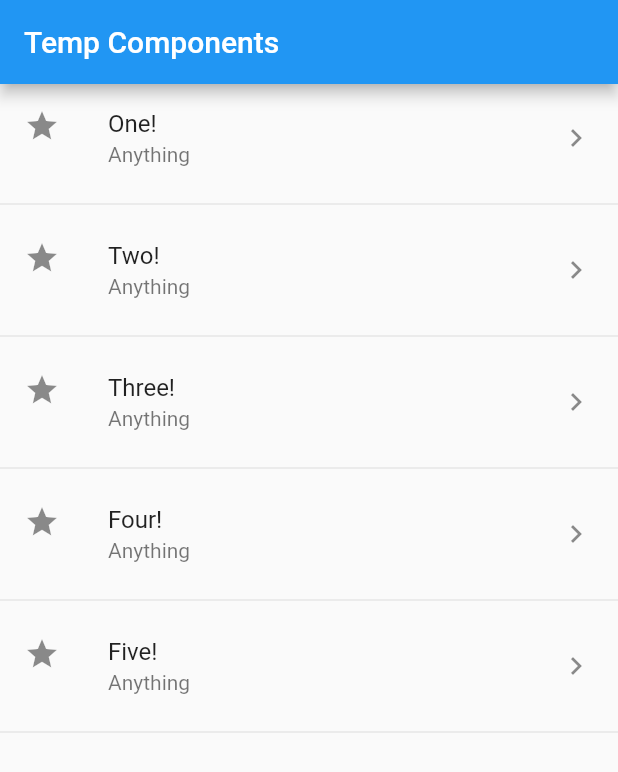
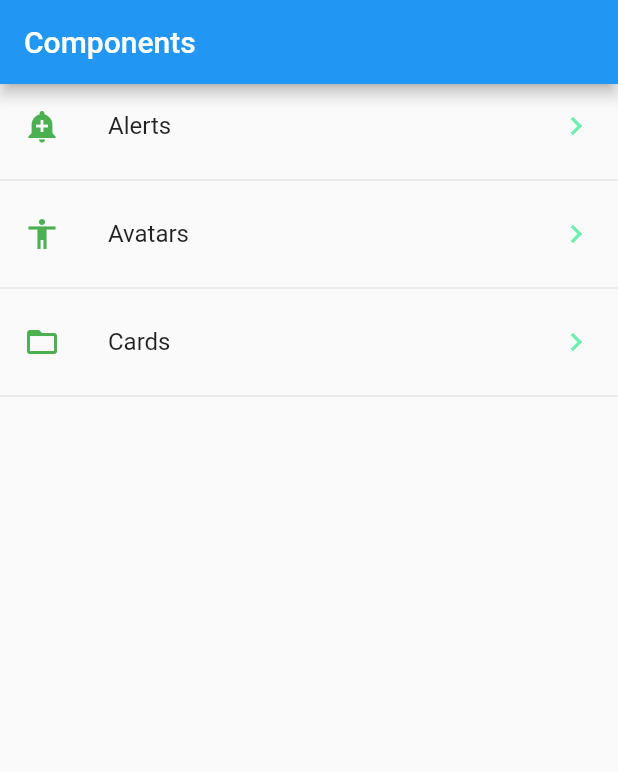
Before and after one commit to Juli15Boy/flutter_testing_components, a Flutter app: the screen it shows after launch, on a phone screen of 412 x 824 dp. Shown: the top 772 px of the screen. Run offline on Flutter 3.47's test engine with Material 2 defaults, Android fonts, the phone set to English and light mode, and no system bars.

Commit message:
Testing Future<> and icon_string_util

```diff
--- /dev/null
+++ b/data/menu_opts.json
@@ -0,0 +1,20 @@
+{
+    "appName" : "Components",
+    "routes" : [
+        {
+            "route" : "alert",
+            "icon" : "add_alert",
+            "text": "Alerts"
+        },
+        {
+            "route" : "avatar",
+            "icon" : "accessibility",
+            "text": "Avatars"
+        },
+        {
+            "route" : "card",
+            "icon" : "folder_open",
+            "text": "Cards"
+        }
+    ]
+}
--- a/lib/main.dart
+++ b/lib/main.dart
@@ -1,6 +1,6 @@
 import 'package:flutter/material.dart';
 
-import 'package:flutter_components/src/pages/home_temp.dart';
+import 'package:flutter_components/src/pages/home_page.dart';
 
 void main() => runApp(MyApp());
 
@@ -10,7 +10,7 @@ class MyApp extends StatelessWidget {
     return MaterialApp(
       debugShowCheckedModeBanner: false,
       title: 'Flutter Components APP',
-      home: HomePageTemp(),
+      home: HomePage(),
     );
   }
 }
--- /dev/null
+++ b/lib/src/pages/home_page.dart
@@ -0,0 +1,44 @@
+import 'package:flutter/material.dart';
+
+import 'package:flutter_components/src/providers/menu_provider.dart';
+import 'package:flutter_components/src/utils/icon_string_util.dart';
+
+class HomePage extends StatelessWidget {
+  @override
+  Widget build(BuildContext context) {
+    return Scaffold(
+      appBar: AppBar(
+        title: Text('Components'),
+      ),
+      body: _getList(),
+    );
+  }
+
+  Widget _getList() {
+    return FutureBuilder(
+      future: menuProvider.loadData(),
+      initialData: [],
+      builder: (context, AsyncSnapshot<List<dynamic>> snapshot) {
+        print('Builder');
+        return ListView(
+          children: _getListItems(snapshot.data),
+        );
+      },
+    );
+  }
+
+  List<Widget> _getListItems(List<dynamic> data) {
+    final List<Widget> options = [];
+    data.forEach((opt) {
+      final tempWidget = ListTile(
+        title: Text(opt['text']),
+        leading: getIcon(opt['icon']),
+        trailing: Icon(Icons.keyboard_arrow_right, color: Colors.greenAccent),
+        onTap: () {},
+      );
+
+      options..add(tempWidget)..add(Divider());
+    });
+    return options;
+  }
+}
--- /dev/null
+++ b/lib/src/utils/icon_string_util.dart
@@ -0,0 +1,14 @@
+import 'package:flutter/material.dart';
+
+final _icons = <String, IconData>{
+  'add_alert': Icons.add_alert,
+  'accessibility': Icons.accessibility,
+  'folder_open': Icons.folder_open,
+};
+
+Icon getIcon(String iconName) {
+  return Icon(
+    _icons[iconName],
+    color: Colors.green,
+  );
+}
--- a/pubspec.yaml
+++ b/pubspec.yaml
@@ -45,8 +45,8 @@ flutter:
   uses-material-design: true
 
   # To add assets to your application, add an assets section, like this:
-  # assets:
-  #   - images/a_dot_burr.jpeg
+  assets:
+    - data/menu_opts.json
   #   - images/a_dot_ham.jpeg
 
   # An image asset can refer to one or more resolution-specific "variants", see
```
Also changed, not shown: lib/src/providers/menu_provider.dart (added, +20 -0 lines).
